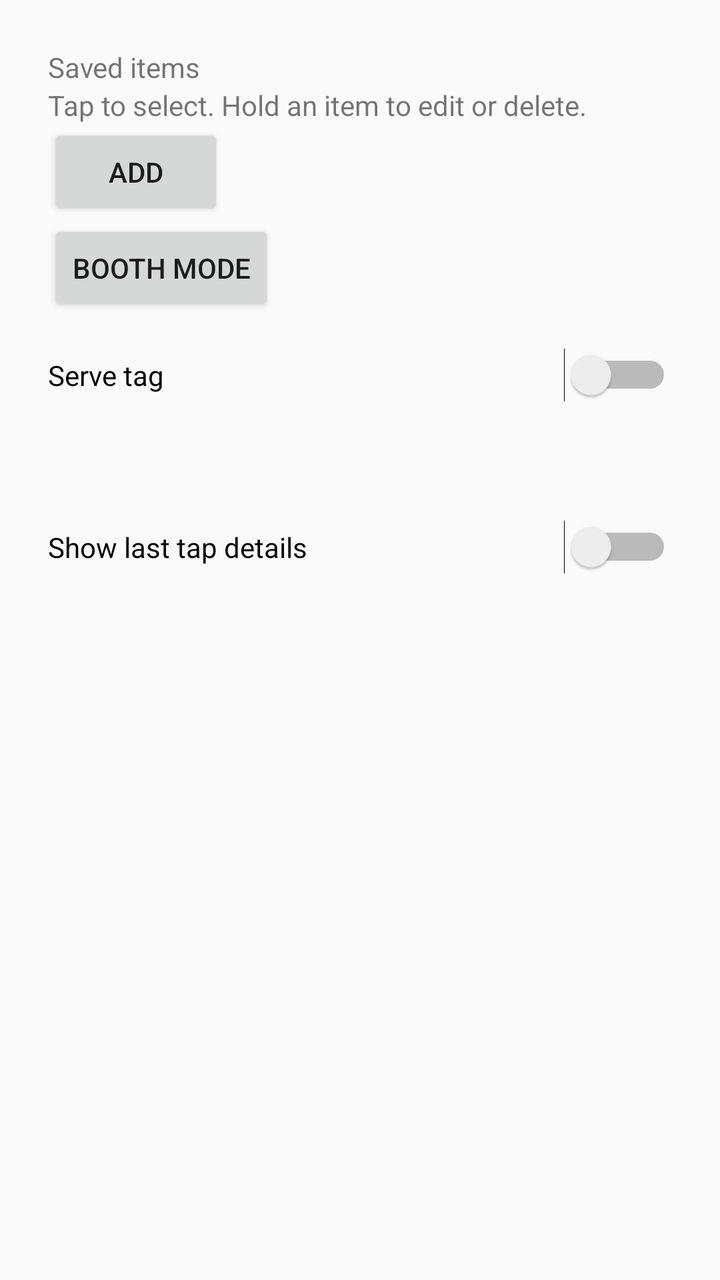
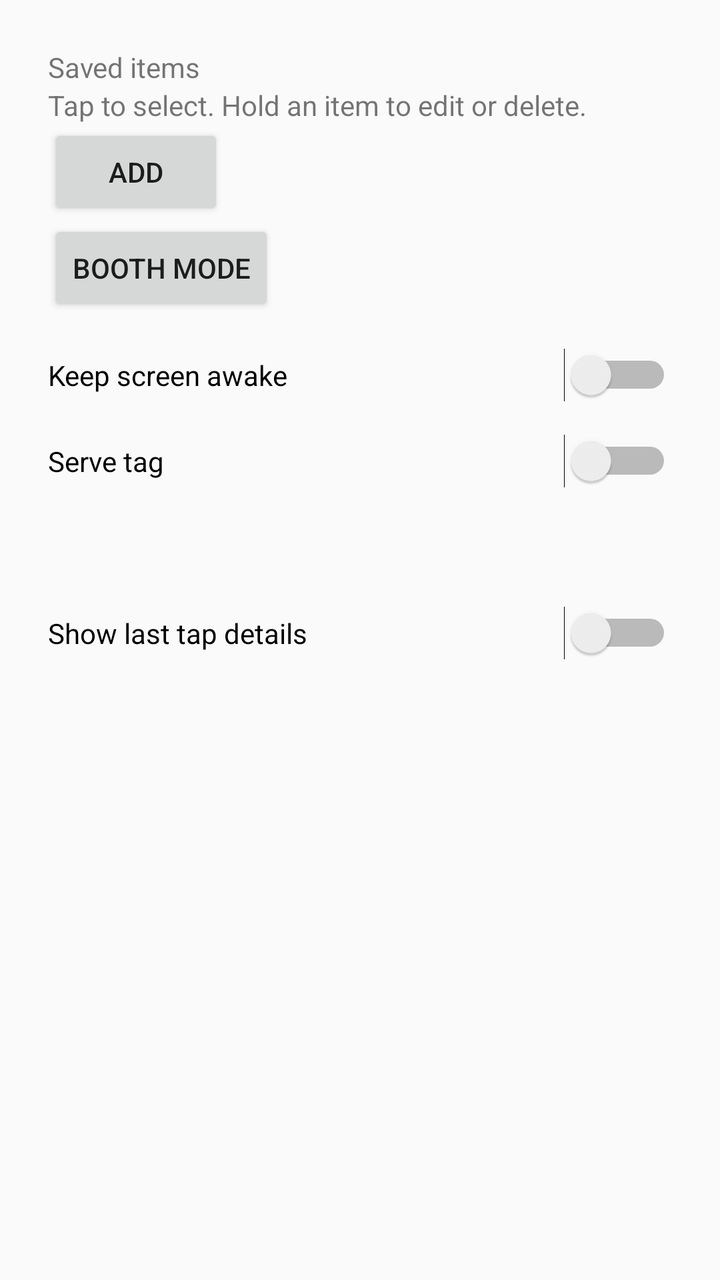

Two renders of the same Android screen: before a commit and after it. Below are the layout's source before the change and the commit's diff.
<!-- AndroidManifest.xml: application theme android:Theme.Material.Light.DarkActionBar -->
<!-- res/layout/activity_main.xml -->
<?xml version="1.0" encoding="utf-8"?>
<ScrollView xmlns:android="http://schemas.android.com/apk/res/android"
    android:layout_width="match_parent"
    android:layout_height="match_parent"
    android:fitsSystemWindows="true"
    android:fillViewport="true">
<LinearLayout
    android:layout_width="match_parent"
    android:layout_height="wrap_content"
    android:orientation="vertical"
    android:padding="24dp">

    <TextView
        android:layout_width="wrap_content"
        android:layout_height="wrap_content"
        android:text="@string/items_label" />

    <TextView
        android:layout_width="match_parent"
        android:layout_height="wrap_content"
        android:text="@string/items_help" />

    <LinearLayout
        android:id="@+id/items"
        android:layout_width="match_parent"
        android:layout_height="wrap_content"
        android:orientation="vertical" />

    <Button
        android:id="@+id/add_item"
        android:layout_width="wrap_content"
        android:layout_height="wrap_content"
        android:text="@string/add_item" />

    
    <Button
        android:id="@+id/booth_mode"
        android:layout_width="wrap_content"
        android:layout_height="wrap_content"
        android:text="@string/booth_mode" />

    <Switch
        android:id="@+id/enabled"
        android:layout_width="match_parent"
        android:layout_height="wrap_content"
        android:layout_marginTop="16dp"
        android:text="@string/enabled" />

    
    <Switch
        android:id="@+id/chip_mode"
        android:layout_width="match_parent"
        android:layout_height="wrap_content"
        android:layout_marginTop="16dp"
        android:text="@string/chip_mode"
        android:visibility="gone" />

    <TextView
        android:id="@+id/status"
        android:layout_width="match_parent"
        android:layout_height="wrap_content"
        android:layout_marginTop="16dp" />

    
    <Button
        android:id="@+id/chip_retry"
        android:layout_width="wrap_content"
        android:layout_height="wrap_content"
        android:text="@string/chip_retry"
        android:visibility="gone" />

    <Switch
        android:id="@+id/diagnostics"
        android:layout_width="match_parent"
        android:layout_height="wrap_content"
        android:layout_marginTop="24dp"
        android:text="@string/diagnostics" />

    <TextView
        android:id="@+id/trace"
        android:layout_width="match_parent"
        android:layout_height="wrap_content"
        android:layout_marginTop="16dp"
        android:fontFamily="monospace"
        android:textIsSelectable="true"
        android:textSize="11sp" />
</LinearLayout>
</ScrollView>
<!-- resources referenced by this layout -->
<resources>
  <string name="add_item">Add</string>
  <string name="booth_mode">Booth mode</string>
  <string name="chip_mode">Use the phone\'s built-in tag (answers even when locked)</string>
  <string name="chip_retry">Retry</string>
  <string name="diagnostics">Show last tap details</string>
  <string name="enabled">Serve tag</string>
  <string name="items_help">Tap to select. Hold an item to edit or delete.</string>
  <string name="items_label">Saved items</string>
</resources>

<!-- the commit's change to res/layout/activity_main.xml (unified diff, before → after) -->
@@ -38,6 +38,14 @@
         android:layout_width="wrap_content"
         android:layout_height="wrap_content"
         android:text="@string/booth_mode" />
+
+    
+    <Switch
+        android:id="@+id/keep_screen_awake"
+        android:layout_width="match_parent"
+        android:layout_height="wrap_content"
+        android:layout_marginTop="16dp"
+        android:text="@string/keep_screen_awake" />
 
     <Switch
         android:id="@+id/enabled"
<!-- resource entries referenced after the edit -->
@@ -8,5 +8,6 @@
   <string name="enabled">Serve tag</string>
   <string name="items_help">Tap to select. Hold an item to edit or delete.</string>
   <string name="items_label">Saved items</string>
+  <string name="keep_screen_awake">Keep screen awake</string>
 </resources>
 
